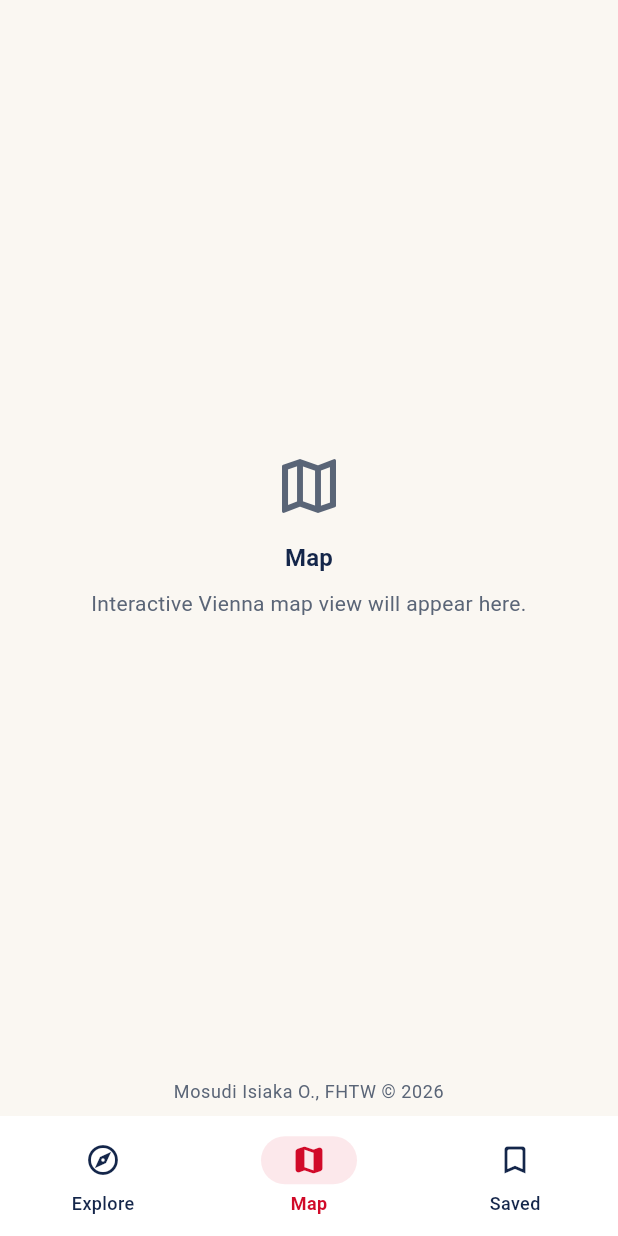
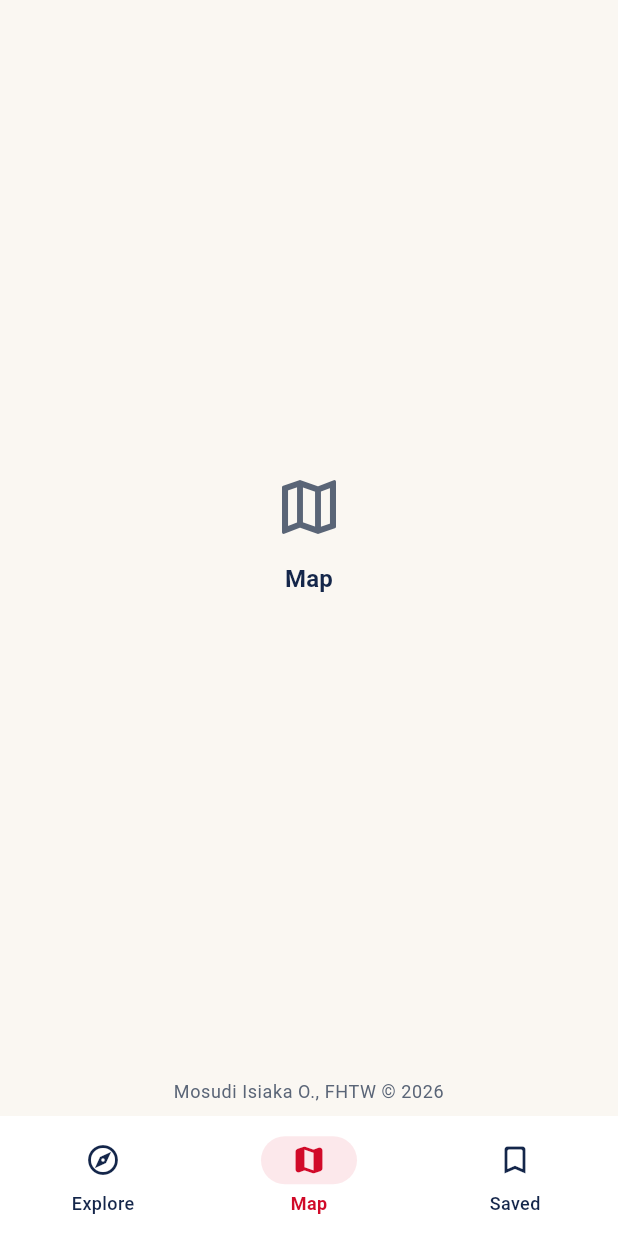
Before and after one commit to imosudi/poi-map-android, a Flutter app: the screen it shows after launch, item 2 of the bottom bar chosen, on a phone screen of 412 x 824 dp. Run offline on Flutter 3.47's test engine with Material 3 defaults, Android fonts, the phone set to English and light mode, and no system bars; our stand-ins replace dio, flutter_riverpod.

Commit message:
application architecture

```diff
--- a/lib/features/favourites/presentation/screens/favourites_screen.dart
+++ b/lib/features/favourites/presentation/screens/favourites_screen.dart
@@ -3,7 +3,7 @@ import 'package:flutter/material.dart';
 import '../../../../core/widgets/app_empty_view.dart';
 import '../../../../core/widgets/copyright_footer.dart';
 
-/// Reserved destination for saved places and favourites.
+/// Saved places view.
 class FavouritesScreen extends StatelessWidget {
   const FavouritesScreen({super.key});
 
@@ -16,7 +16,6 @@ class FavouritesScreen extends StatelessWidget {
             child: AppEmptyView(
               icon: Icons.bookmark_border_rounded,
               title: 'Saved Places',
-              message: 'Your saved Vienna places will appear here.',
             ),
           ),
           CopyrightFooter(),
--- a/lib/features/map/presentation/screens/map_screen.dart
+++ b/lib/features/map/presentation/screens/map_screen.dart
@@ -3,7 +3,7 @@ import 'package:flutter/material.dart';
 import '../../../../core/widgets/app_empty_view.dart';
 import '../../../../core/widgets/copyright_footer.dart';
 
-/// Reserved destination for interactive Vienna map exploration.
+/// Map view.
 class MapScreen extends StatelessWidget {
   const MapScreen({super.key});
 
@@ -16,7 +16,6 @@ class MapScreen extends StatelessWidget {
             child: AppEmptyView(
               icon: Icons.map_outlined,
               title: 'Map',
-              message: 'Interactive Vienna map view will appear here.',
             ),
           ),
           CopyrightFooter(),
--- a/lib/features/poi/presentation/screens/poi_catalogue_screen.dart
+++ b/lib/features/poi/presentation/screens/poi_catalogue_screen.dart
@@ -4,7 +4,7 @@ import '../../../../core/constants/app_assets.dart';
 import '../../../../core/widgets/copyright_footer.dart';
 import '../../../../core/widgets/open_data_badge.dart';
 
-/// Primary landing view for the Vienna POI catalogue feature.
+/// Vienna POI catalogue view.
 class PoiCatalogueScreen extends StatelessWidget {
   const PoiCatalogueScreen({super.key});
 
```
Also changed, not shown: lib/app/app.dart (line endings or trailing spaces), lib/app/providers.dart (line endings or trailing spaces), lib/app/router.dart (line endings or trailing spaces), lib/app/theme/app_palette.dart (line endings or trailing spaces), lib/app/theme/app_spacing.dart (line endings or trailing spaces), lib/app/theme/app_theme.dart (line endings or trailing spaces), lib/core/config/app_config.dart (line endings or trailing spaces), lib/core/errors/error_handler.dart (line endings or trailing spaces), lib/core/state/async_state.dart (line endings or trailing spaces), lib/core/widgets/app_error_view.dart (line endings or trailing spaces), lib/core/widgets/app_loading_view.dart (line endings or trailing spaces), lib/core/widgets/copyright_footer.dart (line endings or trailing spaces), lib/core/widgets/open_data_badge.dart (line endings or trailing spaces), 1 other file.
